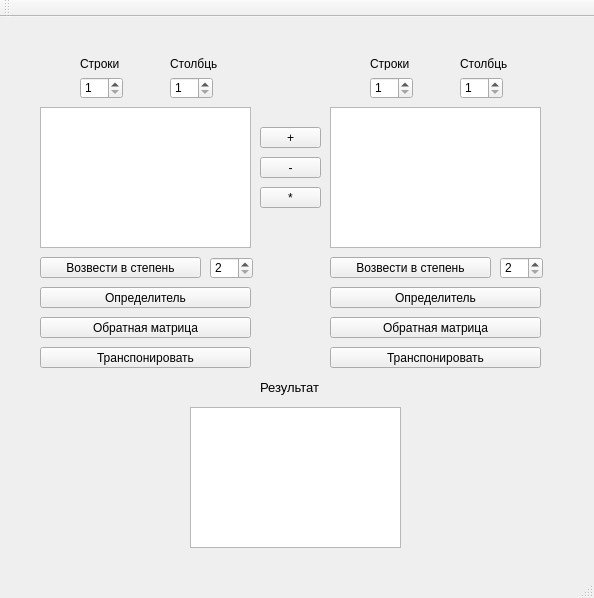
Above: mainwindow.ui from moevm/gui-1h2018-01 before the change. Below: the same form after it.
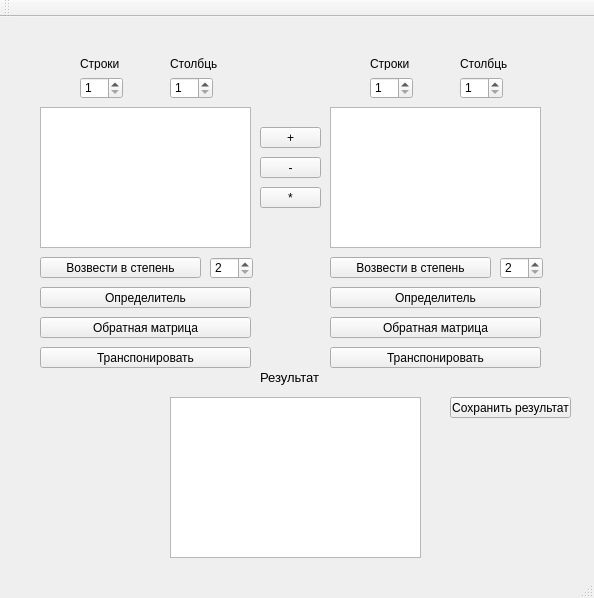
That is the form after the change.

The edit to the form file:
```diff
--- a/mainwindow.ui
+++ b/mainwindow.ui
@@ -328,10 +328,10 @@
    <widget class="QTableView" name="result">
     <property name="geometry">
      <rect>
-      <x>190</x>
-      <y>390</y>
-      <width>211</width>
-      <height>141</height>
+      <x>170</x>
+      <y>380</y>
+      <width>251</width>
+      <height>161</height>
      </rect>
     </property>
    </widget>
@@ -339,7 +339,7 @@
     <property name="geometry">
      <rect>
       <x>260</x>
-      <y>360</y>
+      <y>350</y>
       <width>91</width>
       <height>20</height>
      </rect>
@@ -354,6 +354,19 @@
      <string>Результат</string>
     </property>
    </widget>
+   <widget class="QPushButton" name="save">
+    <property name="geometry">
+     <rect>
+      <x>450</x>
+      <y>380</y>
+      <width>121</width>
+      <height>21</height>
+     </rect>
+    </property>
+    <property name="text">
+     <string>Сохранить результат</string>
+    </property>
+   </widget>
   </widget>
   <widget class="QMenuBar" name="menuBar">
    <property name="geometry">
```
